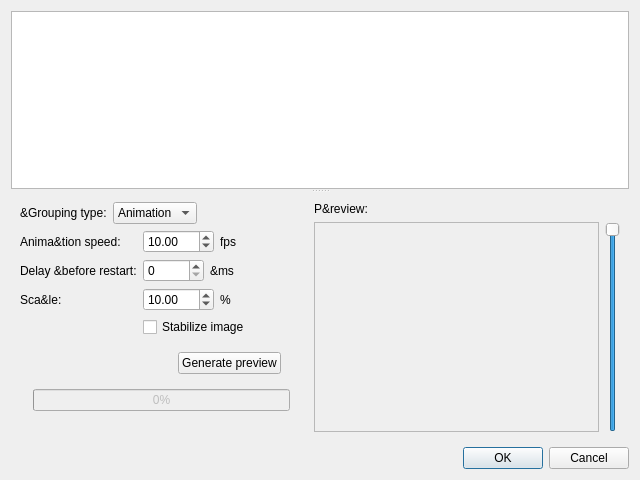
This is src/gui/desktop/ui/photos_grouping_dialog.ui in Kicer86/photobroom as Qt 5 draws it before an edit. The edited form follows.
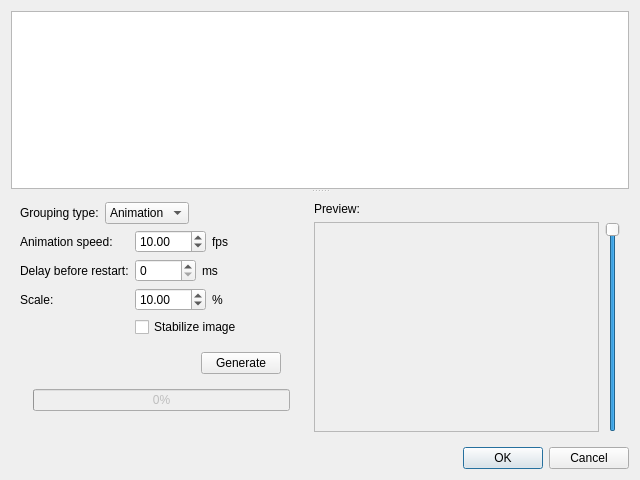
This is the edited form.

The edit to the form file:
```diff
--- a/src/gui/desktop/ui/photos_grouping_dialog.ui
+++ b/src/gui/desktop/ui/photos_grouping_dialog.ui
@@ -36,7 +36,7 @@
             <item>
              <widget class="QLabel" name="groupingTypeLabel">
               <property name="text">
-               <string>&amp;Grouping type:</string>
+               <string>Grouping type:</string>
               </property>
              </widget>
             </item>
@@ -99,7 +99,7 @@
                 <item row="0" column="0">
                  <widget class="QLabel" name="speedLabel">
                   <property name="text">
-                   <string>Anima&amp;tion speed:</string>
+                   <string>Animation speed:</string>
                   </property>
                  </widget>
                 </item>
@@ -130,7 +130,7 @@
                 <item row="1" column="0">
                  <widget class="QLabel" name="delayLabel">
                   <property name="text">
-                   <string>Delay &amp;before restart:</string>
+                   <string>Delay before restart:</string>
                   </property>
                  </widget>
                 </item>
@@ -149,7 +149,7 @@
                   <item>
                    <widget class="QLabel" name="msLabel">
                     <property name="text">
-                     <string>&amp;ms</string>
+                     <string>ms</string>
                     </property>
                    </widget>
                   </item>
@@ -158,7 +158,7 @@
                 <item row="2" column="0">
                  <widget class="QLabel" name="scaleLabel">
                   <property name="text">
-                   <string>Sca&amp;le:</string>
+                   <string>Scale:</string>
                   </property>
                  </widget>
                 </item>
@@ -220,7 +220,7 @@
               <item>
                <widget class="QPushButton" name="previewButton">
                 <property name="text">
-                 <string>Generate preview</string>
+                 <string>Generate</string>
                 </property>
                </widget>
               </item>
@@ -301,7 +301,7 @@
           <item>
            <widget class="QLabel" name="peviewLabel">
             <property name="text">
-             <string>P&amp;review:</string>
+             <string>Preview:</string>
             </property>
            </widget>
           </item>
```
